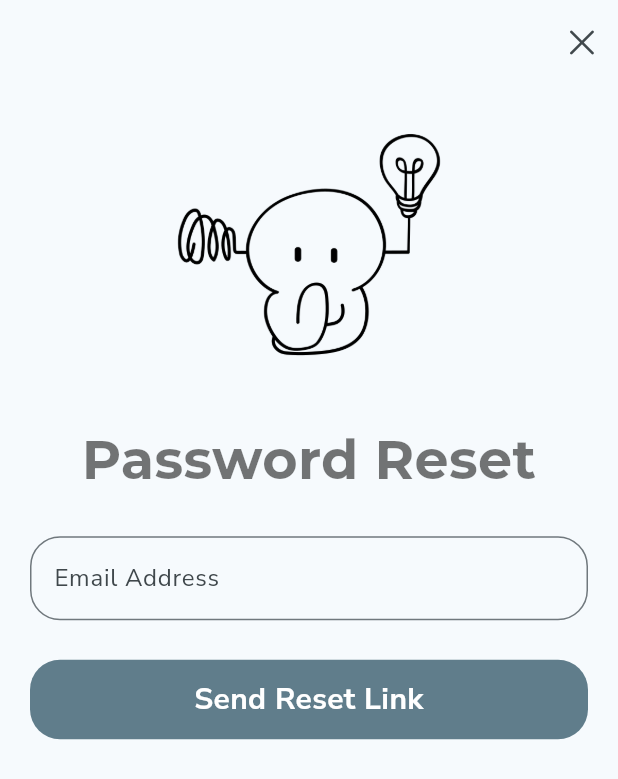
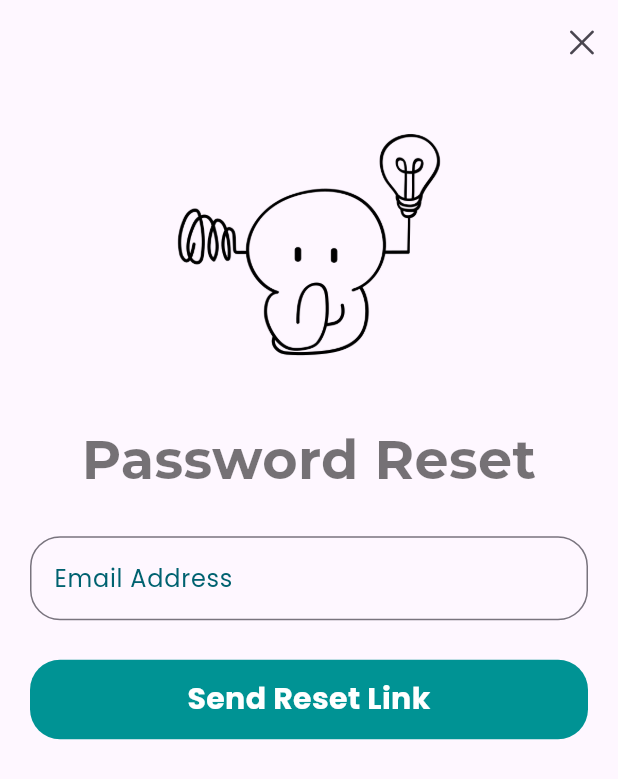
Before and after one commit to hamisirawlins/grupchat_mobile, a Flutter app: the screen it shows after launch, after a tap on "Login", after a tap on "Forgot Password?", on a phone screen of 412 x 824 dp. Shown: the top 779 px of the screen. Run offline on Flutter 3.47's test engine with Material 3 defaults, Android fonts, the phone set to English and light mode, and no system bars; our stand-ins replace carousel_slider, firebase_auth, flutter_dotenv, flutter_native_splash, get, get_storage and 6 more; accounts and stored records are empty.

Commit message:
Theme update

```diff
--- a/lib/common/widgets/navbar.dart
+++ b/lib/common/widgets/navbar.dart
@@ -3,6 +3,7 @@ import 'package:grupchat/features/app/screens/screens.home/home.dart';
 import 'package:grupchat/features/app/screens/screens.pools/pools.dart';
 import 'package:grupchat/features/app/screens/screens.profile/profile.dart';
 import 'package:grupchat/features/app/screens/screens.transactions/transactions.dart';
+import 'package:grupchat/utils/constants/colors.dart';
 
 class HomeView extends StatefulWidget {
   static const String routeName = '/home-view';
@@ -36,7 +37,7 @@ class _HomeViewState extends State<HomeView> {
       bottomNavigationBar: BottomNavigationBar(
         backgroundColor: Colors.white,
         currentIndex: _selectedIndex,
-        selectedItemColor: Theme.of(context).primaryColor,
+        selectedItemColor: kSecondaryColor,
         unselectedItemColor: Colors.grey,
         onTap: _onDestinationSelected,
         items: const [
--- a/lib/features/app/screens/widgets/profile/profile_header.dart
+++ b/lib/features/app/screens/widgets/profile/profile_header.dart
@@ -1,4 +1,5 @@
 import 'package:flutter/material.dart';
+import 'package:grupchat/utils/constants/colors.dart';
 import 'package:grupchat/utils/constants/sys_util.dart';
 
 class ProfileHeader extends StatelessWidget {
@@ -16,8 +17,8 @@ class ProfileHeader extends StatelessWidget {
           begin: Alignment.bottomLeft,
           end: Alignment.topRight,
           colors: [
-            Colors.blue[300]!,
-            Colors.blue[700]!,
+            kPrimaryColor,
+            kSecondaryColor,
           ],
         ),
         borderRadius: const BorderRadius.only(
--- a/lib/features/app/screens/widgets/profile/settings_tile.dart
+++ b/lib/features/app/screens/widgets/profile/settings_tile.dart
@@ -23,7 +23,7 @@ class ProfileSettingsTile extends StatelessWidget {
       padding: EdgeInsets.all(SizeConfig.screenHeight * 0.01),
       child: Container(
         decoration: BoxDecoration(
-            borderRadius: BorderRadius.circular(20), color: kSecondaryColor),
+            borderRadius: BorderRadius.circular(20), color: kPrimaryColor),
         child: ListTile(
           textColor: Colors.white,
           leading: Icon(
--- a/lib/features/auth/screens/screens.login/login_screen.dart
+++ b/lib/features/auth/screens/screens.login/login_screen.dart
@@ -99,10 +99,10 @@ class _LoginScreenState extends State<LoginScreen> {
               ),
               Image.asset(
                 'assets/images/padlock.png',
-                width: SizeConfig.screenWidth * 0.32,
+                width: SizeConfig.screenWidth * 0.28,
               ),
               SizedBox(
-                height: SizeConfig.screenHeight * 0.04,
+                height: SizeConfig.screenHeight * 0.02,
               ),
               Text(
                 "Grup Chat",
@@ -195,7 +195,7 @@ class _LoginScreenState extends State<LoginScreen> {
                 child: GestureDetector(
                   onTap: googleSignIn,
                   child: Container(
-                    padding: EdgeInsets.all(SizeConfig.screenWidth * 0.036),
+                    padding: EdgeInsets.all(SizeConfig.screenWidth * 0.024),
                     decoration: BoxDecoration(
                         border: Border.all(color: Colors.black26, width: 2),
                         borderRadius: BorderRadius.circular(50)),
--- a/lib/features/auth/screens/screens.signup/register_screen.dart
+++ b/lib/features/auth/screens/screens.signup/register_screen.dart
@@ -127,10 +127,10 @@ class _LoginScreenState extends State<RegisterScreen> {
               ),
               Image.asset(
                 'assets/images/padlock.png',
-                width: SizeConfig.screenWidth * 0.32,
+                width: SizeConfig.screenWidth * 0.28,
               ),
               SizedBox(
-                height: SizeConfig.screenHeight * 0.04,
+                height: SizeConfig.screenHeight * 0.02,
               ),
               Text(
                 "Grup Chat",
@@ -208,7 +208,7 @@ class _LoginScreenState extends State<RegisterScreen> {
                 child: GestureDetector(
                   onTap: googleSignIn,
                   child: Container(
-                    padding: EdgeInsets.all(SizeConfig.screenWidth * 0.036),
+                    padding: EdgeInsets.all(SizeConfig.screenWidth * 0.024),
                     decoration: BoxDecoration(
                         border: Border.all(color: Colors.black26, width: 2),
                         borderRadius: BorderRadius.circular(50)),
--- a/lib/features/auth/screens/widgets/auth_action_button.dart
+++ b/lib/features/auth/screens/widgets/auth_action_button.dart
@@ -1,4 +1,5 @@
 import 'package:flutter/material.dart';
+import 'package:grupchat/utils/constants/colors.dart';
 
 class AuthActionButton extends StatelessWidget {
   final String text;
@@ -15,7 +16,7 @@ class AuthActionButton extends StatelessWidget {
         padding: const EdgeInsets.all(12),
         margin: const EdgeInsets.symmetric(horizontal: 20),
         decoration: BoxDecoration(
-            color: Colors.blueGrey, borderRadius: BorderRadius.circular(20)),
+            color: kPrimaryColor, borderRadius: BorderRadius.circular(20)),
         child: Center(
           child: Text(
             text,
--- a/lib/features/auth/screens/widgets/auth_input_field.dart
+++ b/lib/features/auth/screens/widgets/auth_input_field.dart
@@ -1,4 +1,5 @@
 import 'package:flutter/material.dart';
+import 'package:grupchat/utils/constants/colors.dart';
 
 class AuthInput extends StatelessWidget {
   final controller;
@@ -18,8 +19,14 @@ class AuthInput extends StatelessWidget {
       child: TextField(
         controller: controller,
         obscureText: obscureText,
+        cursorColor: kSecondaryColor,
         decoration: InputDecoration(
           labelText: hintText,
+          labelStyle: TextStyle(color: kSecondaryColor),
+          focusedBorder: OutlineInputBorder(
+            borderSide: BorderSide(color: kSecondaryColor),
+            borderRadius: BorderRadius.circular(20),
+          ),
           border: OutlineInputBorder(
             borderRadius: BorderRadius.circular(20),
           ),
--- a/lib/features/auth/screens/widgets/terms_and_conditions_check.dart
+++ b/lib/features/auth/screens/widgets/terms_and_conditions_check.dart
@@ -1,4 +1,5 @@
 import 'package:flutter/material.dart';
+import 'package:grupchat/utils/constants/colors.dart';
 import 'package:grupchat/utils/constants/sys_util.dart';
 
 class TermsAndConditionsCheck extends StatefulWidget {
@@ -25,6 +26,8 @@ class _TermsAndConditionsCheckState extends State<TermsAndConditionsCheck> {
             width: 24,
             height: 24,
             child: Checkbox(
+                checkColor: kSecondaryColor,
+                activeColor: kPrimaryColor,
                 value: isChecked,
                 onChanged: (value) {
                   setState(() {
@@ -34,9 +37,9 @@ class _TermsAndConditionsCheckState extends State<TermsAndConditionsCheck> {
                 }),
           ),
           const Text.rich(
-            TextSpan(text: "I agree to the ", children: [
+            TextSpan(text: "Agree to the ", children: [
               TextSpan(
-                text: "Terms of Service",
+                text: "Service Terms",
                 style: TextStyle(
                     color: Colors.blue,
                     decoration: TextDecoration.underline,
--- a/lib/main.dart
+++ b/lib/main.dart
@@ -4,6 +4,7 @@ import 'package:google_fonts/google_fonts.dart';
 import 'package:grupchat/common/widgets/navbar.dart';
 import 'package:grupchat/features/auth/screens/screens.onboarding/auth_screen.dart';
 import 'package:grupchat/routes/routes.dart';
+import 'package:grupchat/utils/constants/colors.dart';
 import 'package:loading_animation_widget/loading_animation_widget.dart';
 import 'package:supabase_flutter/supabase_flutter.dart';
 import 'utils/constants/sys_util.dart';
@@ -45,9 +46,9 @@ class _MyAppState extends State<MyApp> {
       debugShowCheckedModeBanner: false,
       routes: appRoutes,
       theme: ThemeData(
-          colorScheme: ColorScheme.fromSeed(seedColor: Colors.blueGrey),
-          useMaterial3: true,
-          fontFamily: GoogleFonts.nunitoSans().fontFamily),
+        primaryColor: kPrimaryColor,
+        textTheme: GoogleFonts.poppinsTextTheme(),
+      ),
       home: StreamBuilder(
         stream: supabase.auth.onAuthStateChange,
         builder: (context, snapshot) {
--- a/lib/utils/constants/colors.dart
+++ b/lib/utils/constants/colors.dart
@@ -1,7 +1,7 @@
 import 'package:flutter/material.dart';
 
-final kPrimaryColor = Colors.blue[300];
+Color kPrimaryColor = const Color(0xFF009394);
 
-final kSecondaryColor = Colors.blue[500];
+Color kSecondaryColor = const Color(0xFF006270);
 
-final kAccentColor = Colors.blueGrey[200];
+Color kAccentColor = const Color(0xFF6d8da1);
```
Also changed, not shown: lib/features/app/screens/screens.home/home.dart (+1 -69 lines), lib/features/app/screens/screens.pools/pools.dart (+5 -6 lines), lib/features/app/screens/widgets/home/home_header.dart (+8 -5 lines), lib/features/app/screens/widgets/pools/pool_list_item.dart (+10 -7 lines), pubspec.lock, 3 other files.
